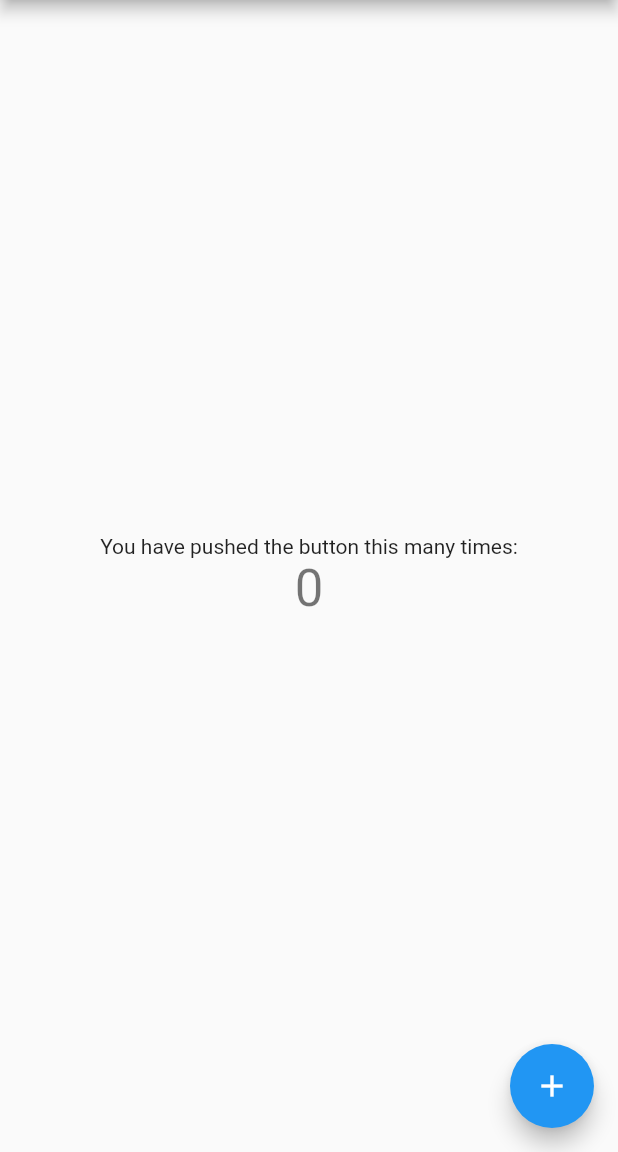
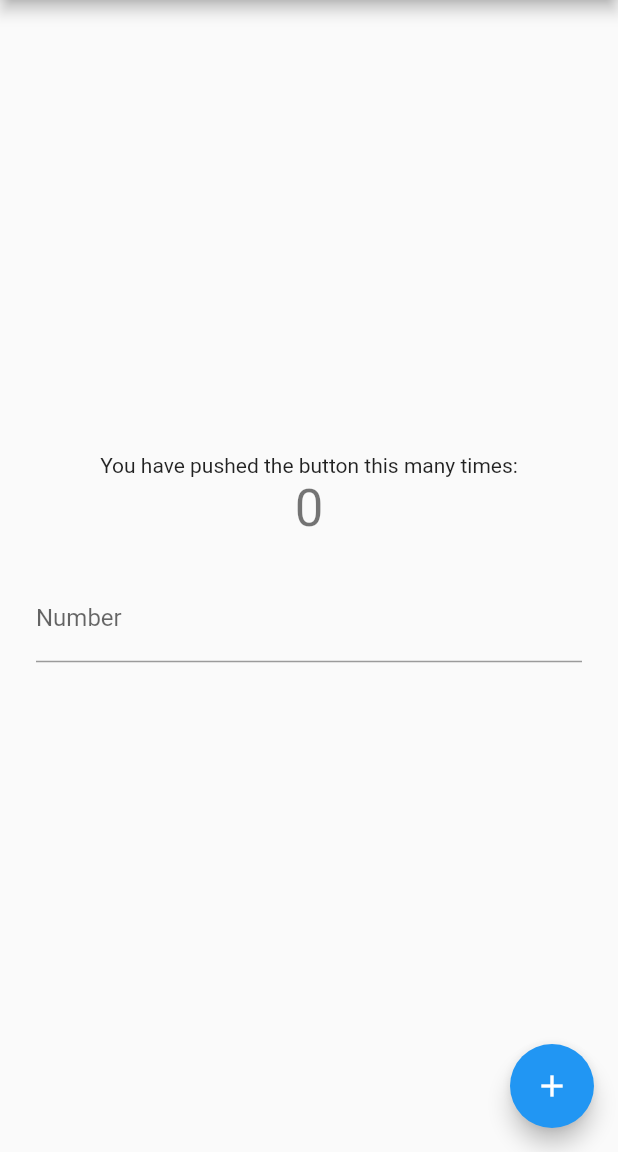
Before and after one commit to CodePhilanthropist/Statistics-Calculator, a Flutter app: the screen it shows after launch, on a phone screen of 412 x 824 dp, the part 84-1236 px from its top. Run offline on Flutter 3.47's test engine with Material 2 defaults, Android fonts, the phone set to English and light mode, and no system bars.

Commit message:
add border

```diff
--- a/lib/main.dart
+++ b/lib/main.dart
@@ -46,6 +46,8 @@ class _MyHomePageState extends State<MyHomePage> {
         child: Column(
           mainAxisAlignment: MainAxisAlignment.center,
           children: <Widget>[
+            Column(
+              children: [
                 Text(
                   'You have pushed the button this many times:',
                 ),
@@ -53,6 +55,18 @@ class _MyHomePageState extends State<MyHomePage> {
                   '$_counter',
                   style: Theme.of(context).textTheme.headline4,
                 ),
+                Padding(
+                  padding: const EdgeInsets.all(24.0),
+                  child: TextField(
+                    decoration: InputDecoration(
+                      hintText: "Enter data",
+                      labelText: "Number",
+                    ),
+                    keyboardType: TextInputType.number,
+                  ),
+                ),
+              ],
+            )
           ],
         ),
       ),
```
Lines whose indentation alone changed are shown as unchanged.
